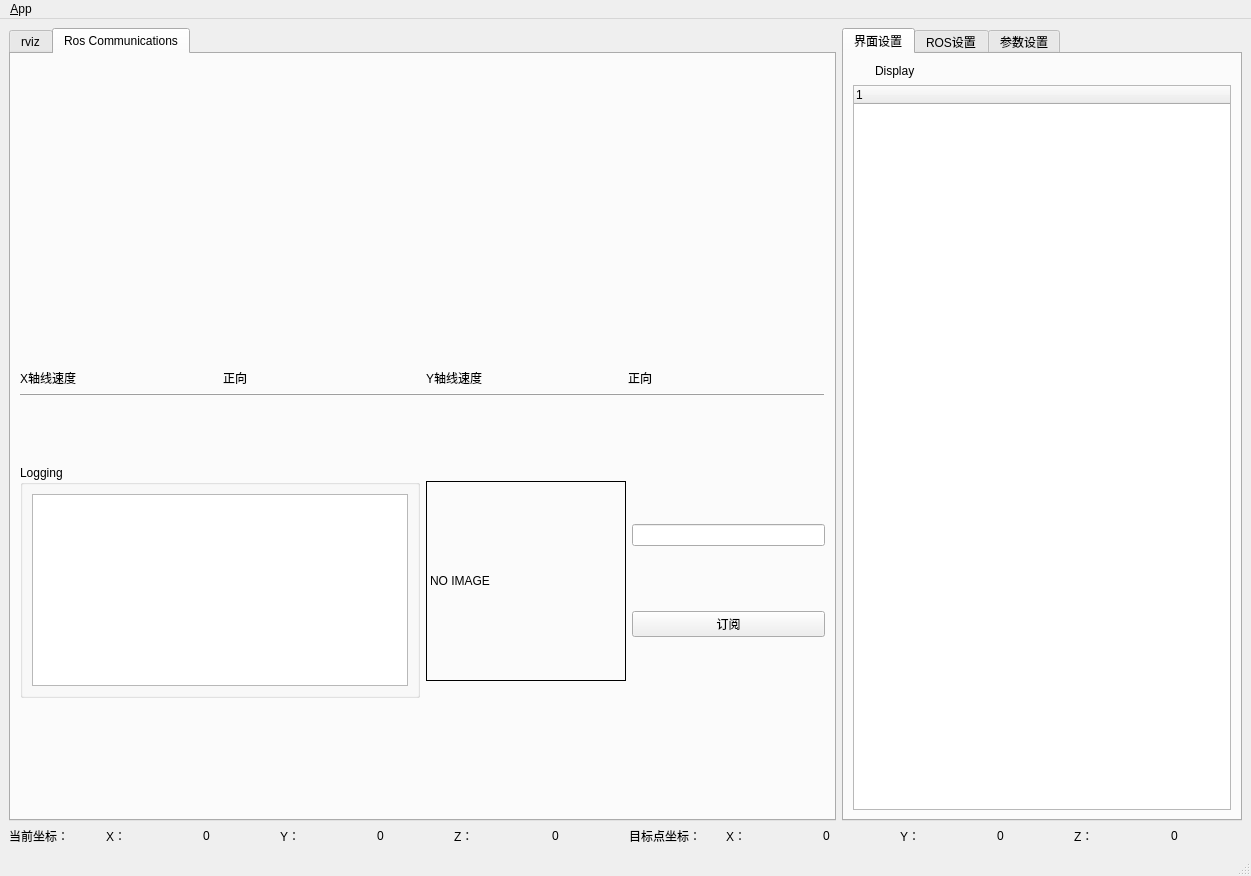
Schwarze-Katze/detection-tuning-panel, file ui/main_window.ui: the form before one commit.
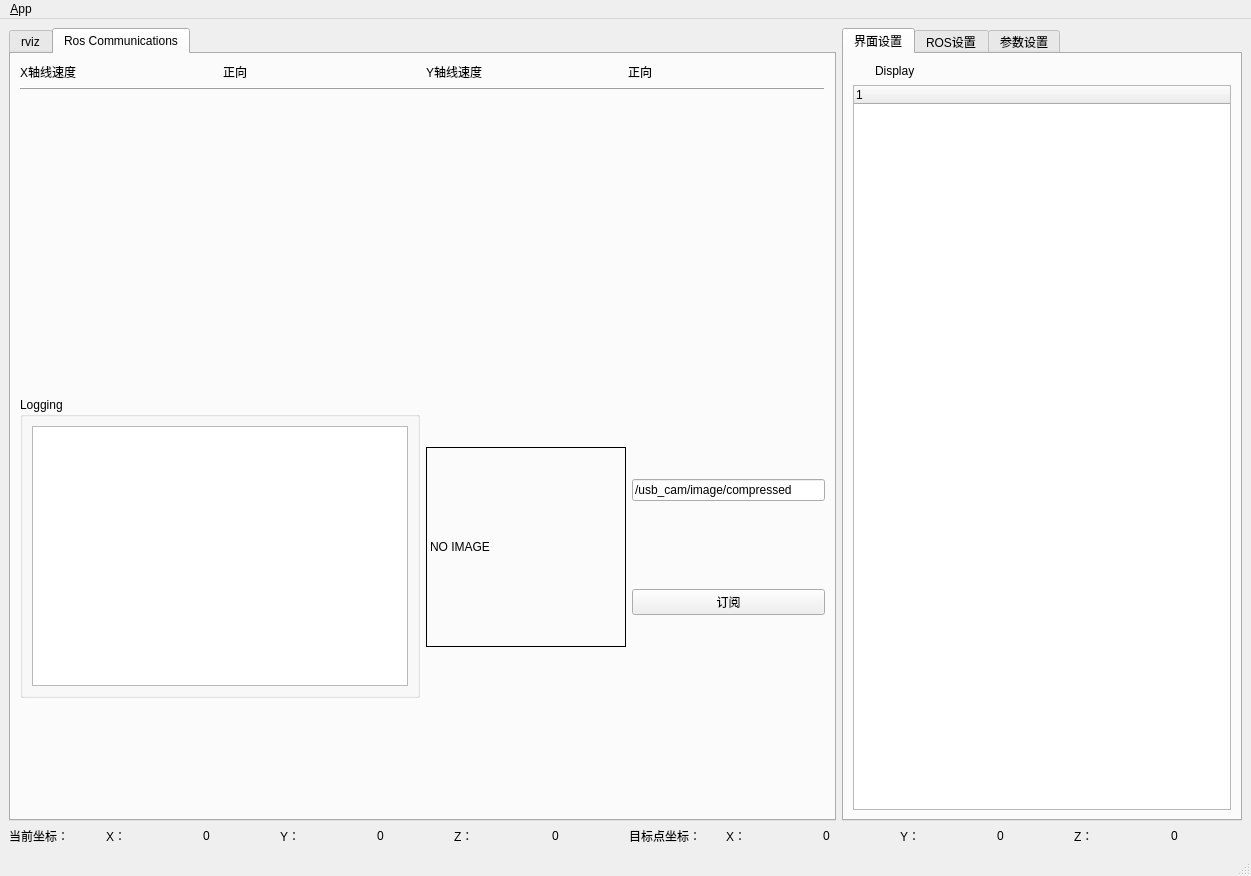
The form after the commit. The open tabs and pages were chosen to show the change. Icons and pictures are not drawn.

Patch:
```diff
--- a/ui/main_window.ui
+++ b/ui/main_window.ui
@@ -183,51 +183,31 @@
              <layout class="QVBoxLayout" name="verticalLayout_10">
               <item>
                <layout class="QGridLayout" name="gridLayout">
-                <item row="1" column="2">
+                <item row="0" column="0">
+                 <widget class="QLabel" name="label_6">
+                  <property name="text">
+                   <string>X轴线速度</string>
+                  </property>
+                 </widget>
+                </item>
+                <item row="0" column="2">
                  <widget class="QLabel" name="label_7">
                   <property name="text">
                    <string>Y轴线速度</string>
                   </property>
                  </widget>
                 </item>
-                <item row="1" column="1">
-                 <widget class="QLabel" name="label_dir_x">
-                  <property name="text">
-                   <string>正向</string>
-                  </property>
-                 </widget>
-                </item>
-                <item row="0" column="2" colspan="2">
-                 <widget class="QWidget" name="widget_speed_y" native="true">
-                  <property name="minimumSize">
-                   <size>
-                    <width>300</width>
-                    <height>300</height>
-                   </size>
-                  </property>
-                 </widget>
-                </item>
-                <item row="0" column="0" colspan="2">
-                 <widget class="QWidget" name="widget_speed_x" native="true">
-                  <property name="minimumSize">
-                   <size>
-                    <width>300</width>
-                    <height>300</height>
-                   </size>
-                  </property>
-                 </widget>
-                </item>
-                <item row="1" column="3">
+                <item row="0" column="3">
                  <widget class="QLabel" name="label_dir_y">
                   <property name="text">
                    <string>正向</string>
                   </property>
                  </widget>
                 </item>
-                <item row="1" column="0">
-                 <widget class="QLabel" name="label_6">
+                <item row="0" column="1">
+                 <widget class="QLabel" name="label_dir_x">
                   <property name="text">
-                   <string>X轴线速度</string>
+                   <string>正向</string>
                   </property>
                  </widget>
                 </item>
@@ -303,7 +283,11 @@
                   <item>
                    <layout class="QVBoxLayout" name="verticalLayout">
                     <item>
-                     <widget class="QLineEdit" name="lineEdit_image_topic"/>
+                     <widget class="QLineEdit" name="lineEdit_image_topic">
+                      <property name="text">
+                       <string>/usb_cam/image/compressed</string>
+                      </property>
+                     </widget>
                     </item>
                     <item>
                      <widget class="QPushButton" name="pushButton_sub_image">
```
